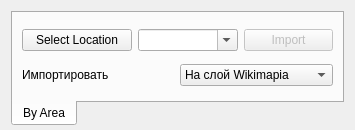
Qt form ui_wikimapia_widget.ui (cybernetlab/qgis_wikimapia) before a commit.
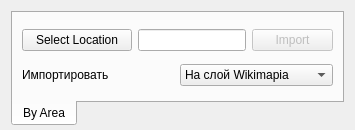
The same form after that commit. Icons and pictures are not drawn.

Commit message: changed wikimapia settings and config

```diff
--- a/ui_wikimapia_widget.ui
+++ b/ui_wikimapia_widget.ui
@@ -85,23 +85,7 @@
           </widget>
          </item>
          <item>
-          <widget class="QComboBox" name="categoryCombo">
-           <property name="sizePolicy">
-            <sizepolicy hsizetype="Expanding" vsizetype="Fixed">
-             <horstretch>0</horstretch>
-             <verstretch>0</verstretch>
-            </sizepolicy>
-           </property>
-           <property name="minimumSize">
-            <size>
-             <width>100</width>
-             <height>0</height>
-            </size>
-           </property>
-           <property name="editable">
-            <bool>true</bool>
-           </property>
-          </widget>
+          <widget class="QLineEdit" name="categoryEdit"/>
          </item>
          <item>
           <widget class="QPushButton" name="importButton">
```
Left out of the diff: 3 changed lines with no effect on the pictures.
